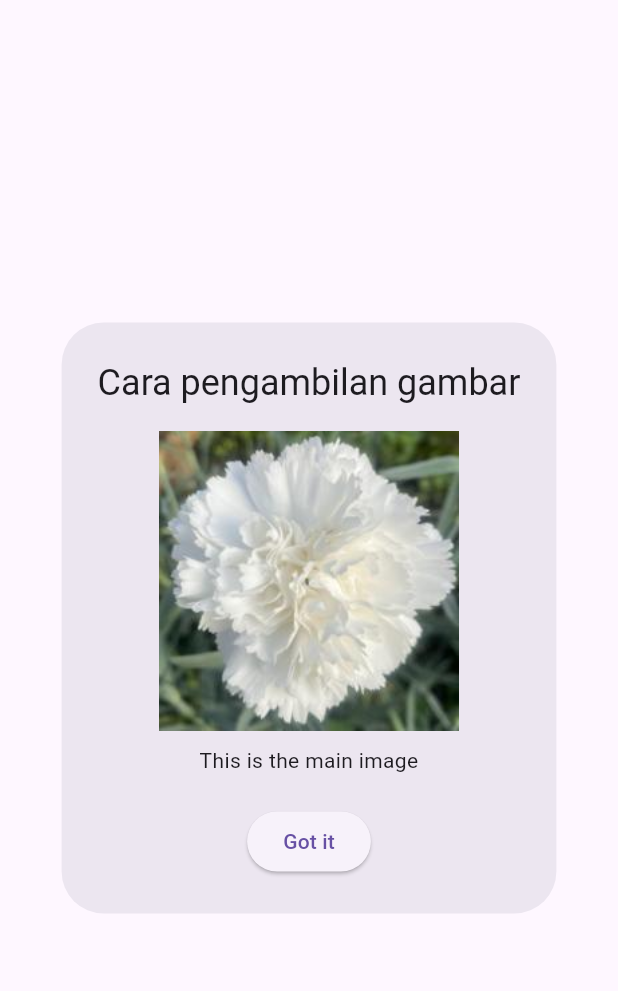
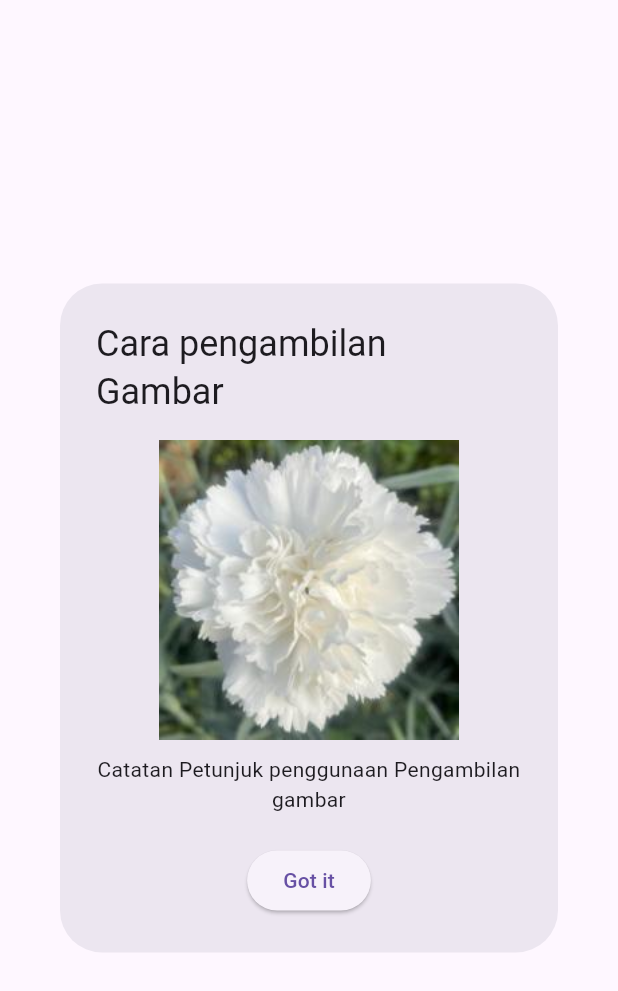
Before and after one commit to Dka-11/flower_scan_app, a Flutter app: the DialogPage widget shown alone on an empty page, opened directly, on a phone screen of 412 x 824 dp. Shown: the top 991 px of the screen. Run offline on Flutter 3.47's test engine with Material 3 defaults, Android fonts, the light colour scheme and no system bars; our stand-ins replace camera, image_picker.

Commit message:
Edit Dialog Page

```diff
--- a/lib/pages/dialog_page.dart
+++ b/lib/pages/dialog_page.dart
@@ -6,7 +6,7 @@ class DialogPage extends StatelessWidget {
   @override
   Widget build(BuildContext context) {
     return AlertDialog(
-      title: const Text("Cara pengambilan gambar"),
+      title: const Text("Cara pengambilan Gambar"),
       content: SingleChildScrollView(
         child: Column(
           mainAxisSize: MainAxisSize.min,
@@ -19,7 +19,7 @@ class DialogPage extends StatelessWidget {
             ),
             const SizedBox(height: 10),
             const Text(
-              "This is the main image",
+              "Catatan Petunjuk penggunaan Pengambilan gambar",
               textAlign: TextAlign.center,
             ),
             const SizedBox(height: 20),
```
